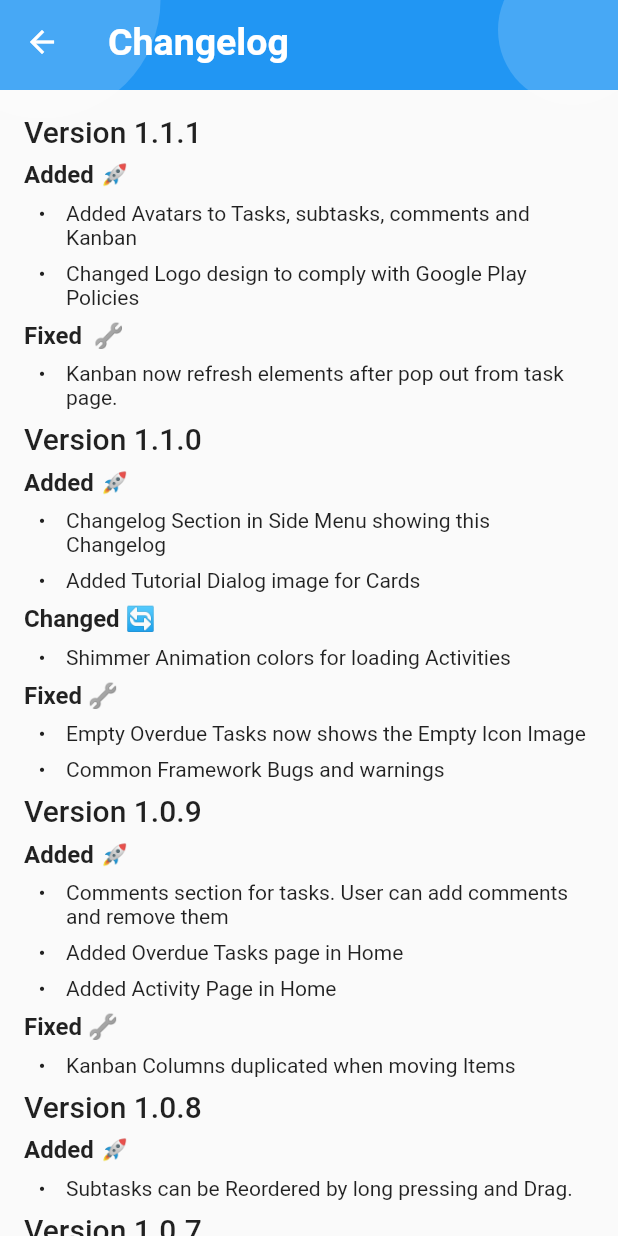
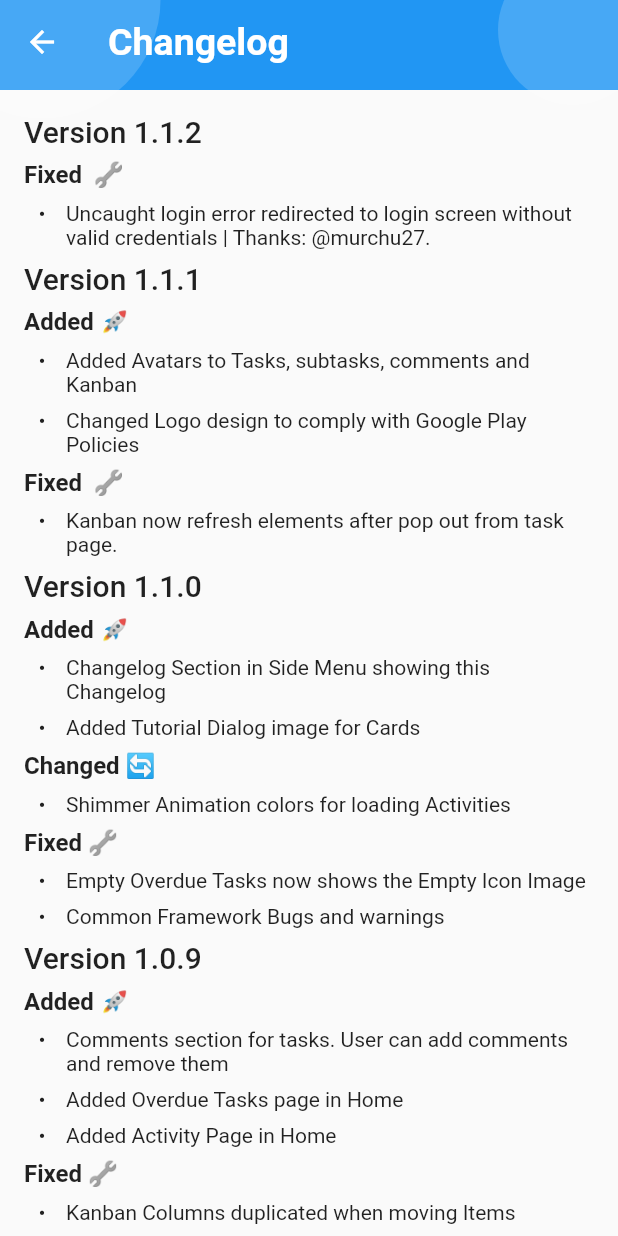
Before and after one commit to Jeoxs/khanos, a Flutter app: the ChangelogPage screen opened by its route, on a phone screen of 412 x 824 dp. Run offline on Flutter 3.47's test engine with Material 2 defaults, Android fonts, the phone set to English and light mode, and no system bars; our stand-ins replace flutter_dash, flutter_datetime_picker, flutter_markdown, flutter_slidable, gradient_app_bar, package_info_plus and 3 more; missing offline and left inert: boardview, flutter_material_color_picker; accounts and stored records are empty; statements that could not run were skipped.

Commit message:
fixes #9 - Added custom error handling when decoding data from Khanboard Endpoint

```diff
--- a/lib/src/pages/about_page.dart
+++ b/lib/src/pages/about_page.dart
@@ -38,7 +38,7 @@ _showAboutInfo(BuildContext context) {
                 ),
                 SizedBox(height: 15),
                 Text(
-                  'Version: 1.1.1',
+                  'Version: 1.1.2',
                   style: TextStyle(
                       fontSize: 17,
                       fontWeight: FontWeight.w400,
--- a/lib/src/pages/changelog.dart
+++ b/lib/src/pages/changelog.dart
@@ -14,6 +14,10 @@ class ChangelogPage extends StatelessWidget {
 
   _showChangelog() {
     final String changelog = """
+
+## Version 1.1.2
+### **Fixed**  🔧
+- Uncaught login error redirected to login screen without valid credentials | Thanks: @murchu27.
 
 ## Version 1.1.1
 ### **Added** 🚀
--- a/lib/src/providers/auth_provider.dart
+++ b/lib/src/providers/auth_provider.dart
@@ -48,7 +48,7 @@ class AuthProvider {
     final Map<String, dynamic> parameters = {
       "jsonrpc": "2.0",
       "method": "getAllProjects",
-      "id": 1
+      "id": 2134420212
     };
 
     final credentials = "$username:$password";
@@ -69,10 +69,21 @@ class AuthProvider {
       decodedData =
           json.decode(utf8.decode(resp.bodyBytes)) as Map<String, dynamic>;
     } on FormatException catch (_) {
-      return false;
+      Map<String, String> error = {
+        'message':
+            'Unknown Error! Please, try again or contact your administrator'
+      };
+      return Future.error(error);
     }
 
-    if (decodedData == null) return false;
+    if (decodedData == null) {
+      Map<String, String> error = {
+        'message':
+            'Unknown Error! Please, check your credentials and access permission!'
+      };
+      return Future.error(error);
+    }
+    ;
 
     // Check for errors
     if (decodedData['error'] != null) {
@@ -90,9 +101,11 @@ class AuthProvider {
       return true;
     } else {
       _prefs.authFlag = false;
-      return false;
+      Map<String, String> error = {
+        'message':
+            'Unknown Error! Please, check your credentials and access permission!'
+      };
+      return Future.error(error);
     }
-
-    // print(decodedData['result']);
   }
 }
--- a/pubspec.yaml
+++ b/pubspec.yaml
@@ -15,7 +15,7 @@ publish_to: 'none' # Remove this line if you wish to publish to pub.dev
 # In iOS, build-name is used as CFBundleShortVersionString while build-number used as CFBundleVersion.
 # Read more about iOS versioning at
 # https://developer.apple.com/library/archive/documentation/General/Reference/InfoPlistKeyReference/Articles/CoreFoundationKeys.html
-version: 1.1.1+24
+version: 1.1.2+25
 
 environment:
   sdk: ">=2.7.0 <3.0.0"
```
Also changed, not shown: 2 other files.
